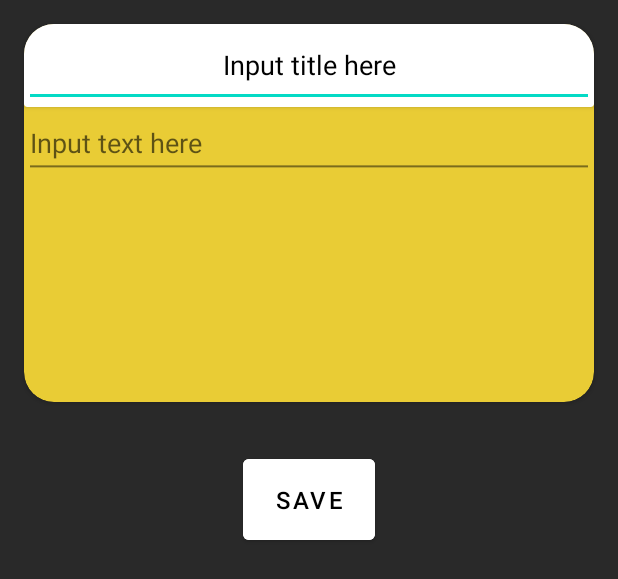
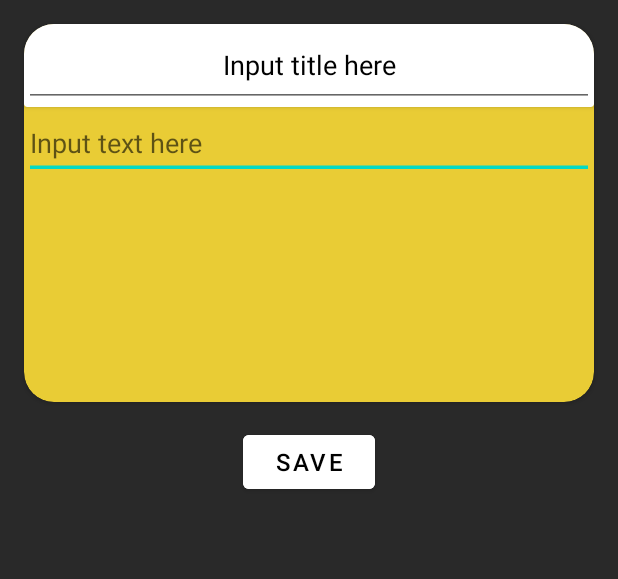
Before and after one commit to Chameleon-Team-App/ChameleonApp, an Android app: the layout fragment_journal.xml on its own in the app's theme, with its tools: preview values and no code run, on a phone screen of 412 x 824 dp. Shown: the top 579 px of the screen. Run offline under Robolectric (Android 15) with nearby library versions, the phone set to English and light mode, and no system bars.

Commit message:
Added more features to journal

```diff
--- a/app/src/main/java/com/example/mainchameleon/ui/journal/JournalEntry.kt
+++ b/app/src/main/java/com/example/mainchameleon/ui/journal/JournalEntry.kt
@@ -1,4 +1,3 @@
 package com.example.mainchameleon.ui.journal
 
-class JournalEntry {
-}
+data class JournalEntry(val title: String, val entry: String)
--- a/app/src/main/res/layout/fragment_journal.xml
+++ b/app/src/main/res/layout/fragment_journal.xml
@@ -1,9 +1,16 @@
 <?xml version="1.0" encoding="utf-8"?>
-<LinearLayout xmlns:android="http://schemas.android.com/apk/res/android"
+
+<ScrollView xmlns:android="http://schemas.android.com/apk/res/android"
     xmlns:app="http://schemas.android.com/apk/res-auto"
     xmlns:tools="http://schemas.android.com/tools"
     android:layout_width="match_parent"
     android:layout_height="match_parent"
+    android:background="#292929">
+
+
+    <LinearLayout
+        android:layout_width="match_parent"
+        android:layout_height="wrap_content"
         android:background="#292929"
         android:orientation="vertical">
 
@@ -19,11 +26,13 @@
             app:cardBackgroundColor="#E9CC35"
             app:cardCornerRadius="20dp">
 
+
             <!--WHITE BACKGROUND CARD VIEW-->
             <androidx.cardview.widget.CardView
                 android:layout_width="match_parent"
                 android:layout_height="55dp">
 
+                <!-- TITLE INPUT TEXT -->
                 <EditText
                     android:id="@+id/titleEntryBox"
                     android:layout_width="match_parent"
@@ -35,7 +44,9 @@
                     android:textColor="#000000"
                     android:textColorHint="#000000"
                     tools:ignore="VisualLintTextFieldSize" />
+
                 <!--DATE BACKGROUND CARD VIEW-->
+                <!-- TODO -->
 
             </androidx.cardview.widget.CardView>
 
@@ -45,9 +56,9 @@
                 android:layout_height="wrap_content"
                 android:autofillHints=""
                 android:ems="10"
+                android:hint="@string/text_entry"
                 android:inputType="textMultiLine"
                 android:minHeight="48dp"
-            android:hint="@string/text_entry"
                 android:textAlignment="textStart"
                 android:translationY="55dp"
                 tools:ignore="VisualLintTextFieldSize" />
@@ -59,10 +70,10 @@
             android:layout_width="wrap_content"
             android:layout_height="wrap_content"
             android:layout_gravity="center"
-        android:layout_margin="16dp"
+            android:layout_margin="0dp"
             android:backgroundTint="#FFFFFF"
             android:elevation="4dp"
-        android:padding="16dp"
+            android:padding="5dp"
             android:text="@string/save_text"
             android:textColor="#000000"
             android:textSize="16sp" />
@@ -70,8 +81,9 @@
         <androidx.recyclerview.widget.RecyclerView
             android:id="@+id/recyclerView"
             android:layout_width="match_parent"
-        android:layout_height="match_parent"
-        android:padding="16dp"
-        android:layout_marginTop="20dp"/>
+            android:layout_height="282dp"
+            android:layout_marginTop="20dp"
+            android:padding="16dp" />
 
     </LinearLayout>
+</ScrollView>
```
Also changed, not shown: app/src/main/java/com/example/mainchameleon/ui/journal/JournalAdapter.kt (+49 -1 lines), app/src/main/java/com/example/mainchameleon/ui/journal/JournalFragment.kt (+43 -10 lines), app/src/main/java/com/example/mainchameleon/ui/journal/JournalViewModel.kt (+18 -3 lines), app/src/main/res/layout/fragment_journal_entry.xml (+41 -4 lines). Lines whose indentation alone changed are shown as unchanged.
